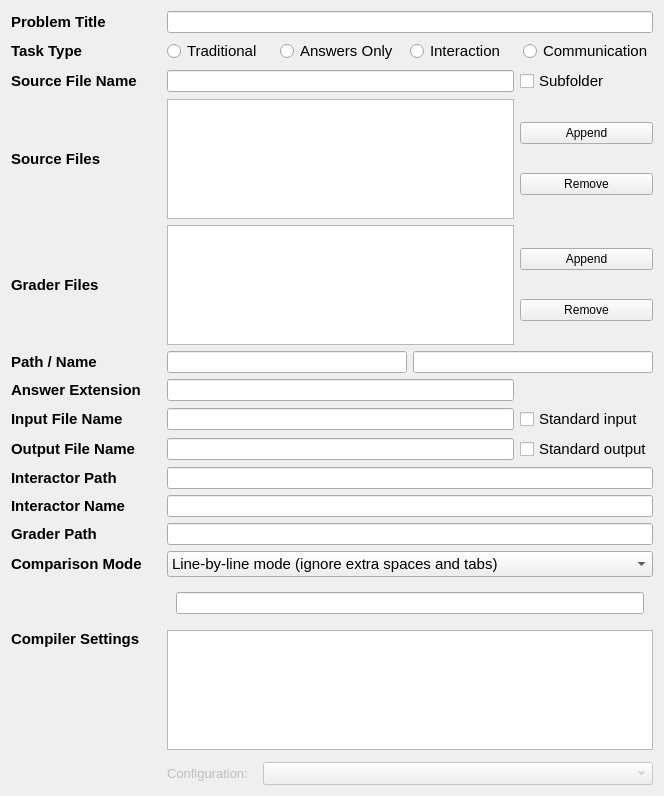
Qt form forms/taskeditwidget.ui (Project-LemonLime/Project_LemonLime) before a commit.
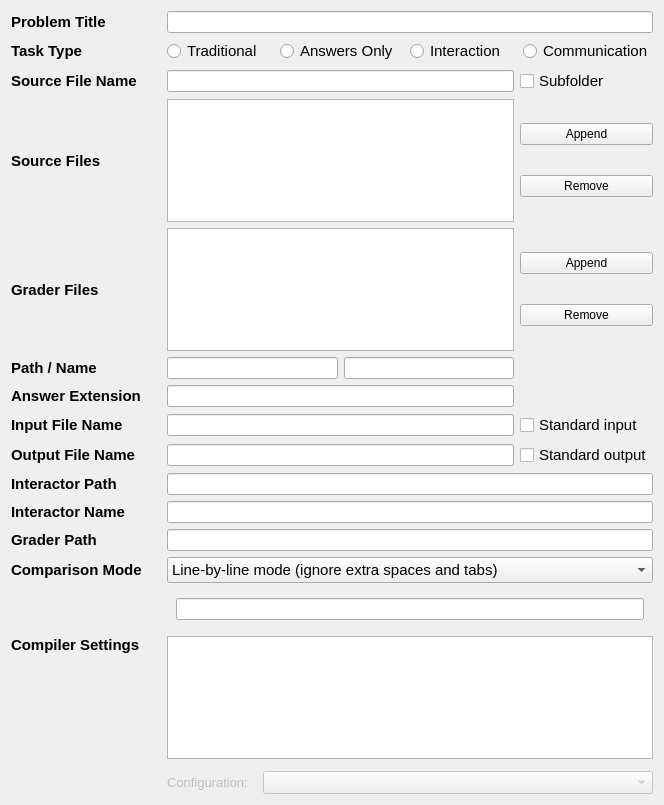
The same form after that commit. Custom widgets are drawn as their Qt base class.

```diff
--- a/forms/taskeditwidget.ui
+++ b/forms/taskeditwidget.ui
@@ -7,7 +7,7 @@
     <x>0</x>
     <y>0</y>
     <width>664</width>
-    <height>796</height>
+    <height>805</height>
    </rect>
   </property>
   <property name="windowTitle">
@@ -617,16 +617,6 @@
      </property>
     </widget>
    </item>
-   <item row="7" column="1" colspan="2">
-    <layout class="QHBoxLayout" name="horizontalLayout_5">
-     <item>
-      <widget class="QLineEdit" name="multiFilesPathLineEdit"/>
-     </item>
-     <item>
-      <widget class="QLineEdit" name="multiFilesNameLineEdit"/>
-     </item>
-    </layout>
-   </item>
    <item row="2" column="0">
     <widget class="QLabel" name="sourceFileNameLabel">
      <property name="sizePolicy">
@@ -732,6 +722,16 @@
      </item>
     </layout>
    </item>
+   <item row="7" column="1">
+    <layout class="QHBoxLayout" name="horizontalLayout_5">
+     <item>
+      <widget class="QLineEdit" name="multiFilesPathLineEdit"/>
+     </item>
+     <item>
+      <widget class="QLineEdit" name="multiFilesNameLineEdit"/>
+     </item>
+    </layout>
+   </item>
   </layout>
  </widget>
  <customwidgets>
```
